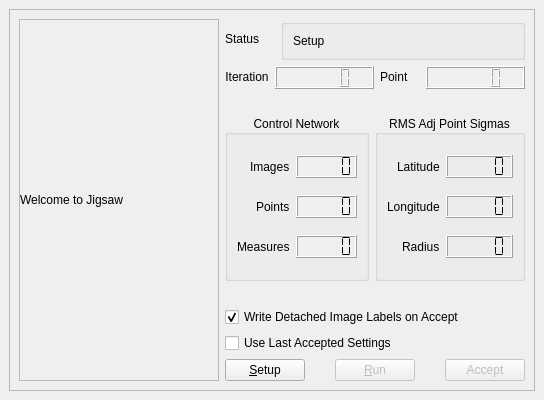
Qt form isis/src/qisis/objs/JigsawRunWidget/JigsawRunWidget.ui (DOI-USGS/ISIS3) before a commit.
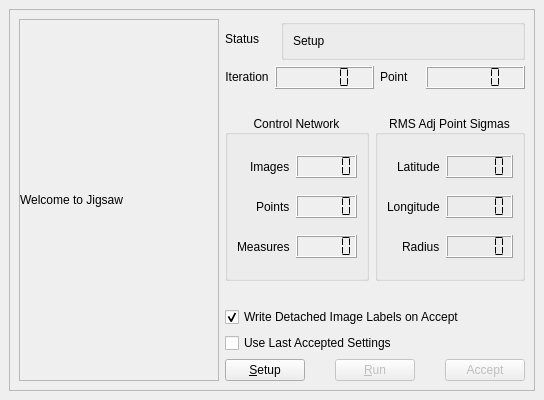
The same form after that commit. Icons and pictures are not drawn.

Commit message: Made small ui changes to JigsawRunWidget

Diff of the .ui file:
```diff
--- a/isis/src/qisis/objs/JigsawRunWidget/JigsawRunWidget.ui
+++ b/isis/src/qisis/objs/JigsawRunWidget/JigsawRunWidget.ui
@@ -199,6 +199,9 @@
                <property name="autoFillBackground">
                 <bool>true</bool>
                </property>
+               <property name="segmentStyle">
+                <enum>QLCDNumber::Flat</enum>
+               </property>
               </widget>
              </item>
              <item row="0" column="3">
@@ -212,6 +215,9 @@
                <property name="autoFillBackground">
                 <bool>true</bool>
                </property>
+               <property name="segmentStyle">
+                <enum>QLCDNumber::Flat</enum>
+               </property>
               </widget>
              </item>
             </layout>
```
Left out of the diff: 2 changed lines with no effect on the pictures. The commit also changes 1 other file.
